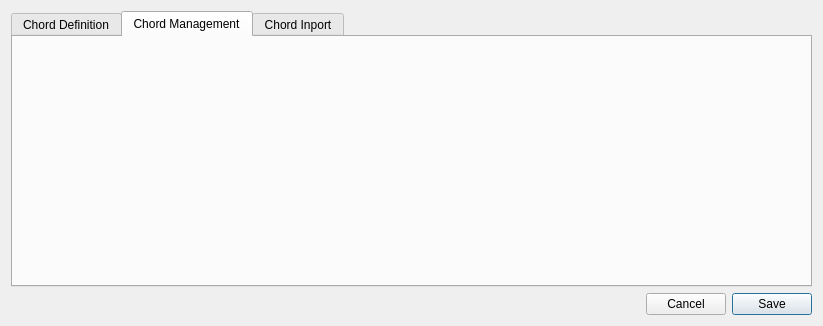
jpcima/chordv, file dialogchorddefinition.ui: the form before one commit.
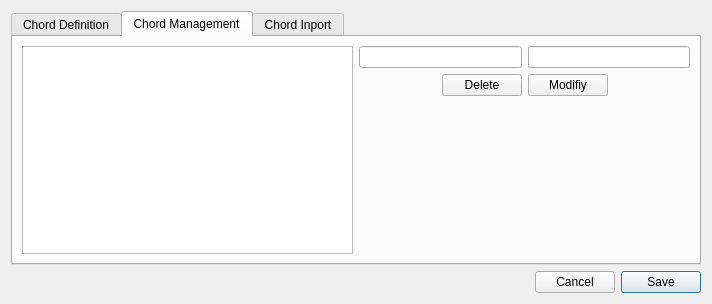
The form after the commit. The open tabs and pages were chosen to show the change. Custom widgets are drawn as their Qt base class.

Patch:
```diff
--- a/dialogchorddefinition.ui
+++ b/dialogchorddefinition.ui
@@ -6,8 +6,8 @@
    <rect>
     <x>0</x>
     <y>0</y>
-    <width>823</width>
-    <height>326</height>
+    <width>712</width>
+    <height>304</height>
    </rect>
   </property>
   <property name="windowTitle">
@@ -111,6 +111,76 @@
         <attribute name="title">
          <string>Chord Management</string>
         </attribute>
+        <layout class="QHBoxLayout" name="horizontalLayout_10">
+         <item>
+          <layout class="QHBoxLayout" name="horizontalLayout_9">
+           <item>
+            <widget class="QTableView" name="tableView"/>
+           </item>
+           <item>
+            <layout class="QVBoxLayout" name="verticalLayout_5">
+             <item>
+              <layout class="QHBoxLayout" name="horizontalLayout_7">
+               <item>
+                <widget class="QLineEdit" name="lineEditNameIndex"/>
+               </item>
+               <item>
+                <widget class="QLineEdit" name="lineEditValueIndex"/>
+               </item>
+              </layout>
+             </item>
+             <item>
+              <layout class="QHBoxLayout" name="horizontalLayout_8">
+               <item>
+                <spacer name="horizontalSpacer_3">
+                 <property name="orientation">
+                  <enum>Qt::Horizontal</enum>
+                 </property>
+                 <property name="sizeHint" stdset="0">
+                  <size>
+                   <width>40</width>
+                   <height>20</height>
+                  </size>
+                 </property>
+                </spacer>
+               </item>
+               <item>
+                <widget class="QPushButton" name="pushButtonDelete">
+                 <property name="text">
+                  <string>Delete</string>
+                 </property>
+                </widget>
+               </item>
+               <item>
+                <widget class="QPushButton" name="pushButtonModify">
+                 <property name="text">
+                  <string>Modifiy</string>
+                 </property>
+                </widget>
+               </item>
+               <item>
+                <spacer name="horizontalSpacer_4">
+                 <property name="orientation">
+                  <enum>Qt::Horizontal</enum>
+                 </property>
+                 <property name="sizeHint" stdset="0">
+                  <size>
+                   <width>40</width>
+                   <height>20</height>
+                  </size>
+                 </property>
+                </spacer>
+               </item>
+              </layout>
+             </item>
+             <item>
+              <widget class="ChordDiagram" name="widget" native="true"/>
+             </item>
+            </layout>
+           </item>
+          </layout>
+         </item>
+        </layout>
        </widget>
        <widget class="QWidget" name="tab">
         <attribute name="title">
@@ -163,6 +233,12 @@
    <extends>QGraphicsView</extends>
    <header>neck.h</header>
   </customwidget>
+  <customwidget>
+   <class>ChordDiagram</class>
+   <extends>QWidget</extends>
+   <header>chorddiagram.h</header>
+   <container>1</container>
+  </customwidget>
  </customwidgets>
  <resources/>
  <connections/>
```
Left out of the diff: 80 changed lines with no effect on the pictures.
